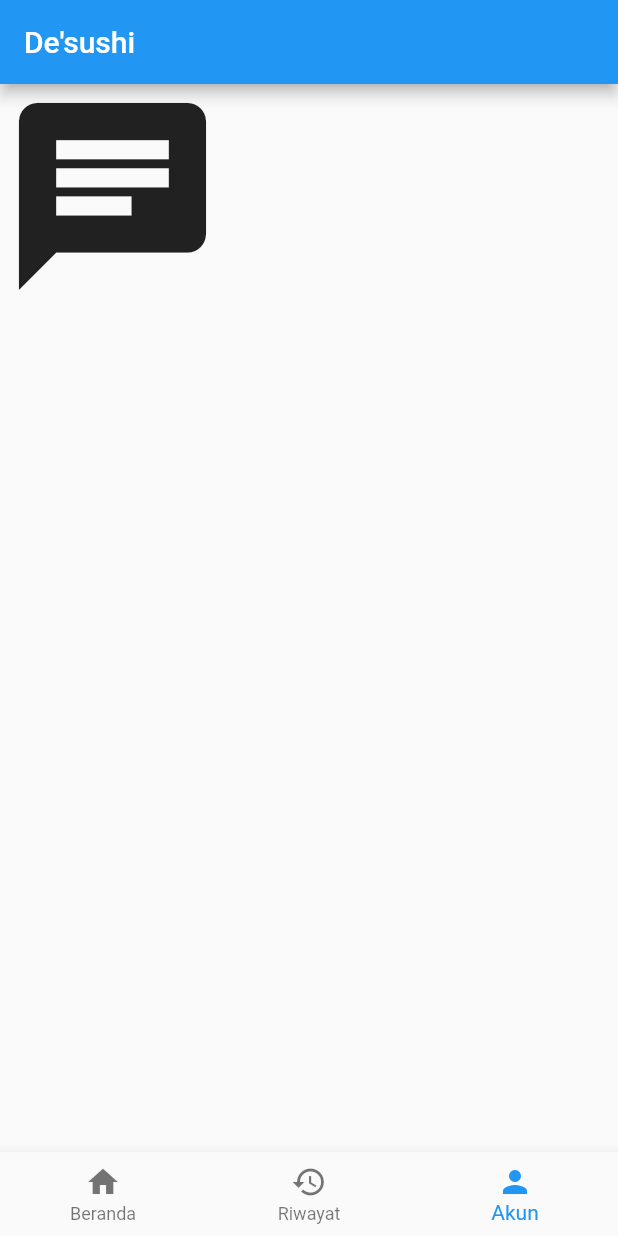
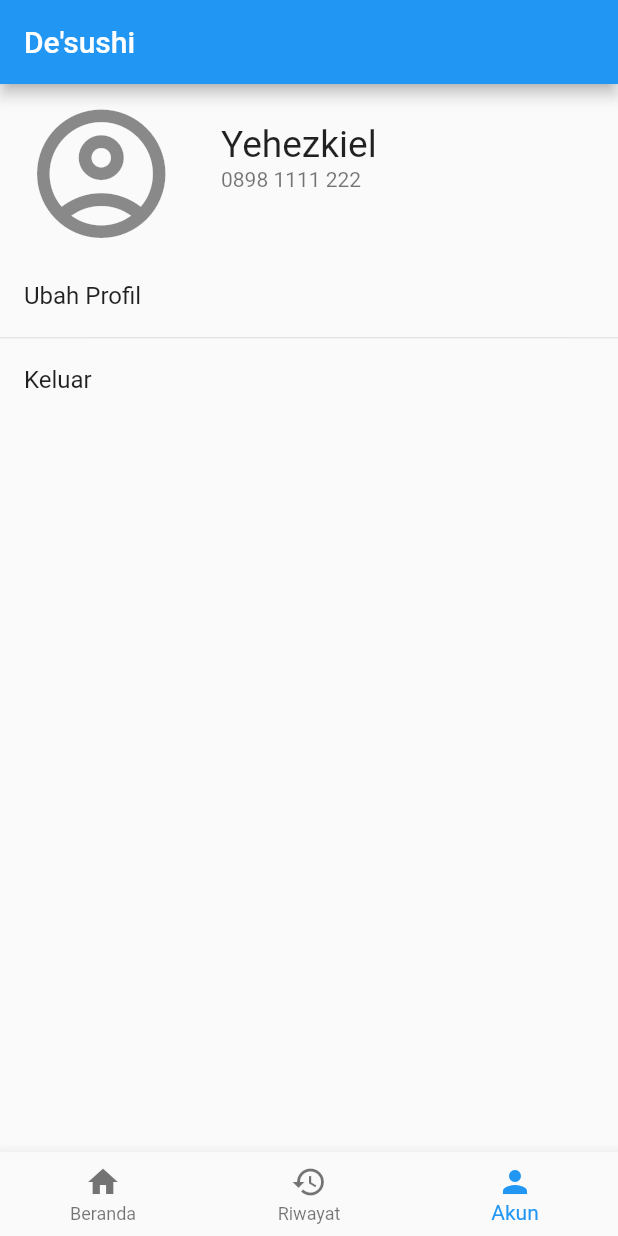
Before and after one commit to theodoroesjoshua/A, a Flutter app: the screen it shows after launch, item 3 of the bottom bar chosen, on a phone screen of 412 x 824 dp. Run offline on Flutter 3.47's test engine with Material 2 defaults, Android fonts, the phone set to English and light mode, and no system bars.

Commit message:
Implement account's screen

```diff
--- a/lib/main.dart
+++ b/lib/main.dart
@@ -1,4 +1,5 @@
 import 'package:flutter/material.dart';
+import 'package:sugoi/screens/account_screen.dart';
 import 'screens/home_screen.dart';
 import 'screens/history_screen.dart';
 
@@ -35,13 +36,10 @@ class _MainAppState extends State<MainApp> {
   }
 
   List<Widget> _createMainPages() {
-    return <Widget>[
-      const HomeScreen(),
-      const HistoryScreen(),
-      const Icon(
-        Icons.chat,
-        size: 150,
-      ),
+    return const <Widget>[
+      HomeScreen(),
+      HistoryScreen(),
+      AccountScreen(),
     ];
   }
 
--- /dev/null
+++ b/lib/screens/account_screen.dart
@@ -0,0 +1,52 @@
+import 'package:flutter/material.dart';
+
+class AccountScreen extends StatefulWidget {
+  const AccountScreen({Key? key}) : super(key: key);
+
+  @override
+  State<AccountScreen> createState() => _AccountScreenState();
+}
+
+class _AccountScreenState extends State<AccountScreen> {
+  @override
+  Widget build(BuildContext context) {
+    final screenWidth = MediaQuery.of(context).size.width;
+    final profileWidget = ListTile(
+      leading: Icon(Icons.account_circle_outlined, size: screenWidth * 0.25),
+      title: Transform.translate(
+        offset: Offset(screenWidth * 0.03, screenWidth * 0.04),
+        child: Text("Yehezkiel",
+          style: TextStyle(fontSize: screenWidth * 0.06,)
+        ),
+      ),
+      subtitle: Transform.translate(
+        offset: Offset(screenWidth * 0.03, screenWidth * 0.04),
+        child: const Text("0898 1111 222"),
+      ),
+    );
+
+    final profileOptions = ListTile.divideTiles(
+      context: context,
+      tiles: <Widget>[
+        ListTile(
+          title: const Text("Ubah Profil"),
+          onTap: () {},
+        ),
+        ListTile(
+          title: const Text("Keluar"),
+          onTap: () {},
+        ),
+      ],
+    ).toList();
+
+    List<Widget> scrollableWidgets = [
+      profileWidget,
+      SizedBox(height: screenWidth * 0.1),
+    ];
+    scrollableWidgets.addAll(profileOptions);
+
+    return ListView(
+      children: scrollableWidgets,
+    );
+  }
+}
```
